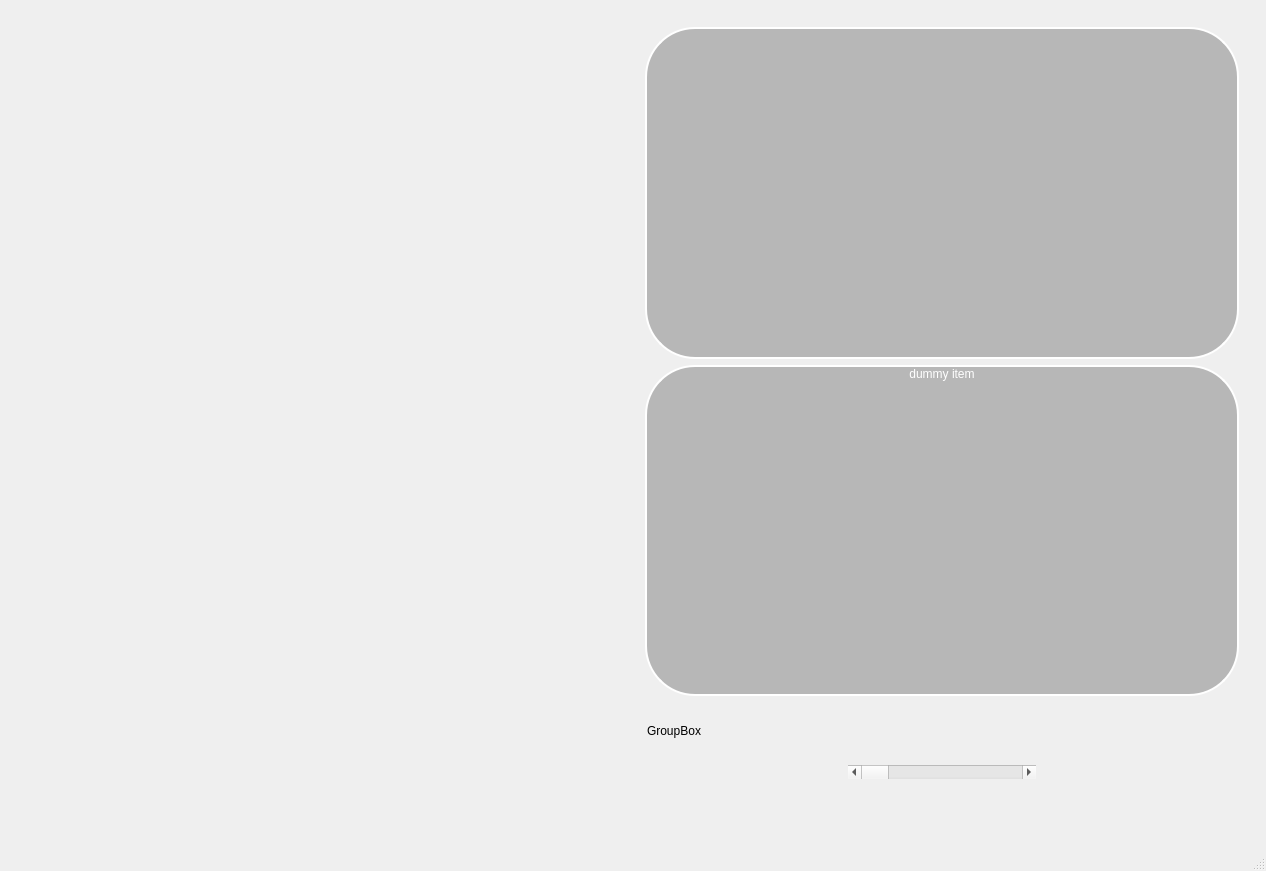
Qt form ui/test_file.ui (incremen/CyberMusicStreaming) before a commit.
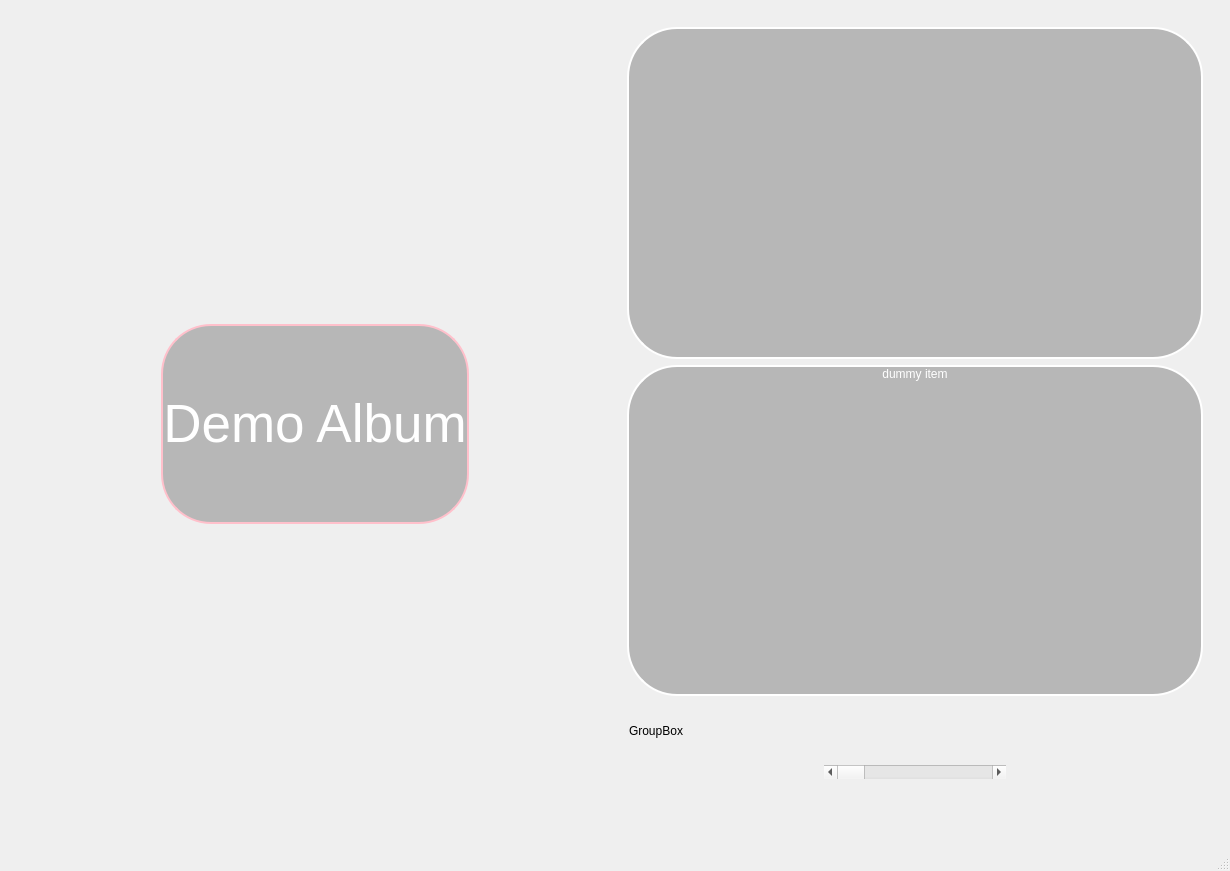
The same form after that commit. Icons and pictures are not drawn.

Commit message: demo album label

```diff
--- a/ui/test_file.ui
+++ b/ui/test_file.ui
@@ -6,7 +6,7 @@
    <rect>
     <x>0</x>
     <y>0</y>
-    <width>1266</width>
+    <width>1230</width>
     <height>871</height>
    </rect>
   </property>
@@ -46,8 +46,45 @@
           <bool>true</bool>
          </property>
          <layout class="QGridLayout" name="gridLayout">
-          <item row="1" column="0">
-           <layout class="QGridLayout" name="song_grid"/>
+          <item row="0" column="0">
+           <layout class="QVBoxLayout" name="verticalLayout_2">
+            <item>
+             <widget class="QLabel" name="label">
+              <property name="sizePolicy">
+               <sizepolicy hsizetype="Preferred" vsizetype="Minimum">
+                <horstretch>0</horstretch>
+                <verstretch>0</verstretch>
+               </sizepolicy>
+              </property>
+              <property name="maximumSize">
+               <size>
+                <width>16777215</width>
+                <height>200</height>
+               </size>
+              </property>
+              <property name="font">
+               <font>
+                <pointsize>40</pointsize>
+               </font>
+              </property>
+              <property name="styleSheet">
+               <string notr="true">border: 2px solid pink;
+ background-color: rgba(128, 128, 128, 128);
+border-radius: 50px;
+ color: white;</string>
+              </property>
+              <property name="text">
+               <string>Demo Album</string>
+              </property>
+              <property name="alignment">
+               <set>Qt::AlignCenter</set>
+              </property>
+             </widget>
+            </item>
+            <item>
+             <layout class="QGridLayout" name="song_grid"/>
+            </item>
+           </layout>
           </item>
          </layout>
         </widget>
```
Left out of the diff: 2 changed lines with no effect on the pictures. The commit also changes 2 other files.
